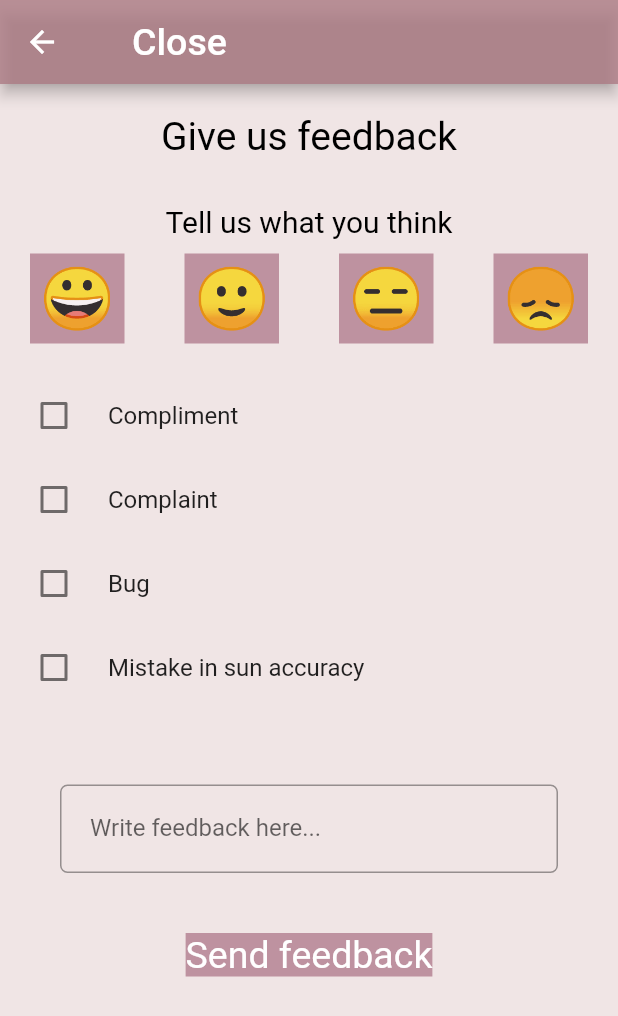
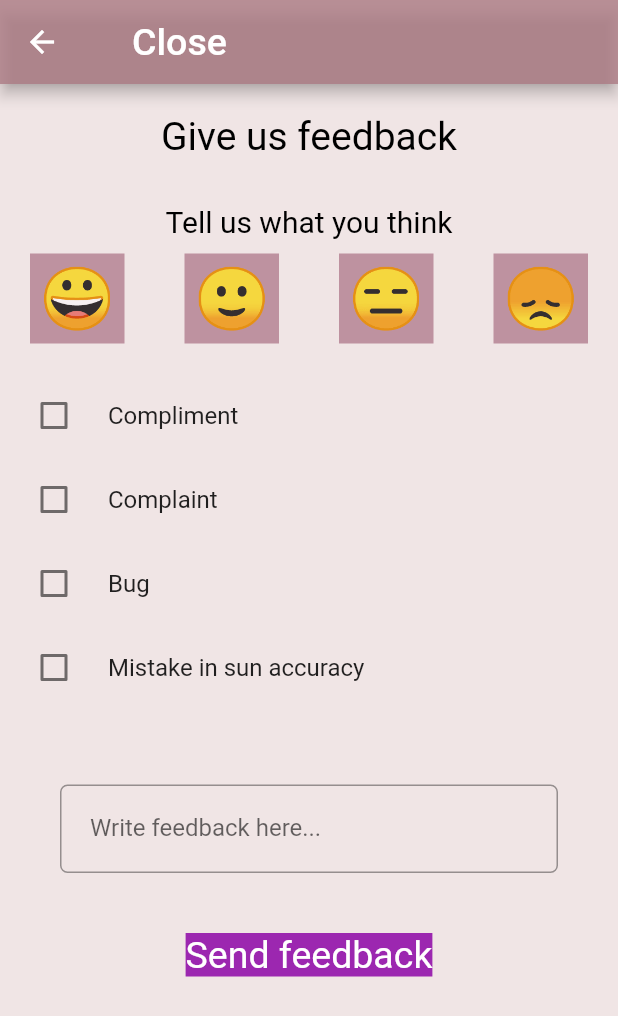
Before and after one commit to Ceasarna/Sun-Chaser, a Flutter app: the FormForFeedback screen opened directly, after a tap on "Send feedback", on a phone screen of 412 x 824 dp. Shown: the top 1016 px of the screen. Run offline on Flutter 3.47's test engine with Material 2 defaults, Android fonts, the phone set to English and light mode, and no system bars; our stand-ins replace firebase_auth, firebase_core, flutter_native_splash, flutter_signin_button, font_awesome_flutter, geolocator and 6 more; missing offline and left inert: firebase_auth_web, firebase_core_web, flutter_google_places, geolocator_web, google_api_headers, google_maps_flutter_platform_interface and 4 more; accounts and stored records are empty; statements that could not run were skipped.

Commit message:
fixade feedback

```diff
--- a/lib/FeedbackPage.dart
+++ b/lib/FeedbackPage.dart
@@ -11,8 +11,6 @@ Color _colorContainerVeryHappy = _backgroundColor;
 Color _colorContainerHappy = _backgroundColor;
 Color _colorContainerMediumHappy = _backgroundColor;
 Color _colorContainerUpset = _backgroundColor;
-
-var timestamp;
 
 
 Map<String, bool> _satisfactionBoolean = {
@@ -54,14 +52,13 @@ class FormForFeedbackState extends State<FormForFeedback> {
   var dataBase = mysql();
 
 
-  Future<void> feedbackVerification(String satisfaction, String typeOfFeedback, String writtenFeedback, String timestamp ) async {
+  Future<void> feedbackVerification(String satisfaction, String typeOfFeedback, String writtenFeedback) async {
     await dataBase.getConnection().then((conn) async {
-      String sql = "INSERT INTO maen0574.User_feedback (id, Satisfaction, Type_of_feedback, Written_feedback, timestamp) VALUES (null, '$satisfaction', '$typeOfFeedback', '$writtenFeedback', '$timestamp);";
+      String sql = "INSERT INTO maen0574.User_feedback (Satisfaction, Type_of_feedback, Written_feedback) VALUES ('$satisfaction', '$typeOfFeedback', '$writtenFeedback');";
       await conn.query(sql).then((results) {
         for(var row in results) {
-          print(row[0].toString());
           setState(() {});
-          form(row[0].toString(), row[1].toString(), row[2].toString(), row[3]);
+          form(row[0].toString(), row[1].toString(), row[2].toString(), row[3].toString());
         }
       });
     });
@@ -339,31 +336,48 @@ class FormForFeedbackState extends State<FormForFeedback> {
               InkWell(
 
                 onTap: () async {
-
-                  if(writtenFeedback.text.contains("'")) {
+                  print(writtenFeedback.text);
+                  if (writtenFeedback.text.contains("'")) {
                     print('not allowed to use atrophies');
                     return;
                   }
 
-                  timestamp = DateTime.now().millisecondsSinceEpoch.toString();
-                  await feedbackVerification(satisfaction.text, typeOfFeedback.text, writtenFeedback.text, timestamp);
-                  if (_formKey.currentState!.validate()) {
-
+                  await feedbackVerification(satisfaction.text, typeOfFeedback.text, writtenFeedback.text);
                   print(satisfaction.text);
                   print(typeOfFeedback.text);
                   print(writtenFeedback.text);
-                    print(timestamp);
 
+                  //pop-up thank you for answering
+
+                  showDialog<String>(
+                    context: context,
+                    builder: (BuildContext context) =>
+                        AlertDialog(
+                          title: const Text('Thank you'),
+                          content: const Text('Thank you for your feedback, '
+                              'you will now be sent back to the map'),
+                          actions: <Widget>[
+                            TextButton(
+                              child: const Text('Ok'),
+                              onPressed: () =>
                                   Navigator.push(
                                     context,
                                     MaterialPageRoute(builder: (context) =>
-                          BottomNavPage()), //Replace Container() with call to account-page.
+                                        BottomNavPage()),
+                                    //Replace Container() with call to account-page.
+                                  ),
+                            ),
+                          ],
+                        ),
                       );
-                  }
+                  pressedEmojiColor("clear");
+                  pressedTypeOfFeedback("clear");
+                  writtenFeedback.text = '';
                 },
 
+
                 child: Container(
-                  color: _colorContainerHappy,
+                  color: Colors.purple,
                   child: Column(
                     mainAxisAlignment: MainAxisAlignment.center,
                     children: const <Widget>[
@@ -383,13 +397,9 @@ class FormForFeedbackState extends State<FormForFeedback> {
 
         ],
         ),
-
     ),
-
-
       ),
       );
-
   }
 }
 
@@ -434,6 +444,17 @@ void pressedEmojiColor (String s) {
     _colorContainerVeryHappy = Colors.purple;
     _satisfactionBoolean["VeryHappy"] = true;
 
+    _satisfactionBoolean["MediumHappy"] == false;
+    _colorContainerMediumHappy = _backgroundColor;
+    _satisfactionBoolean["Happy"] == false;
+    _colorContainerHappy = _backgroundColor;
+    _satisfactionBoolean["Upset"] == false;
+    _colorContainerUpset = _backgroundColor;
+  }
+
+  if(s == "clear"){
+    _satisfactionBoolean["VeryHappy"] = false;
+    _colorContainerVeryHappy = _backgroundColor;
     _satisfactionBoolean["MediumHappy"] == false;
     _colorContainerMediumHappy = _backgroundColor;
     _satisfactionBoolean["Happy"] == false;
@@ -487,4 +508,15 @@ void pressedTypeOfFeedback(String s) {
     _typeOfFeedback["Compliment"] == false;
     check1 = false;
   }
+
+  if (s == "clear") {
+    _typeOfFeedback["Mistake in sun accuracy"] == false;
+    check4 = false;
+    _typeOfFeedback["Complaint"] == false;
+    check2 = false;
+    _typeOfFeedback["Bug"] == false;
+    check3 = false;
+    _typeOfFeedback["Compliment"] == false;
+    check1 = false;
   }
+}
--- a/lib/Form.dart
+++ b/lib/Form.dart
@@ -2,12 +2,10 @@ class form {
   late String satisfaction;
   late String typeOfFeedback;
   late String writtenFeedback;
-  late String timestamp;
 
   form(String satisfaction, String typeOfFeedback, String writtenFeedback, String timestamp){
     this.satisfaction = satisfaction;
     this.typeOfFeedback = typeOfFeedback;
     this.writtenFeedback = writtenFeedback;
-    this.timestamp = timestamp;
   }
 }
```
Also changed, not shown: 1 other file. Lines whose indentation alone changed are shown as unchanged.
